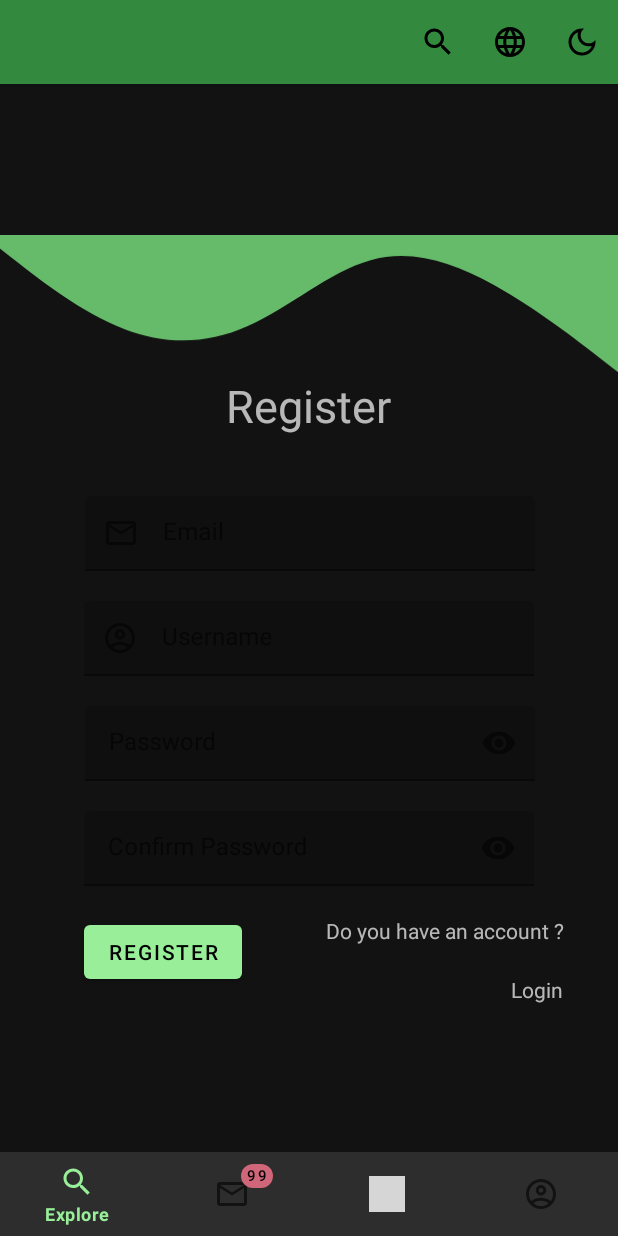
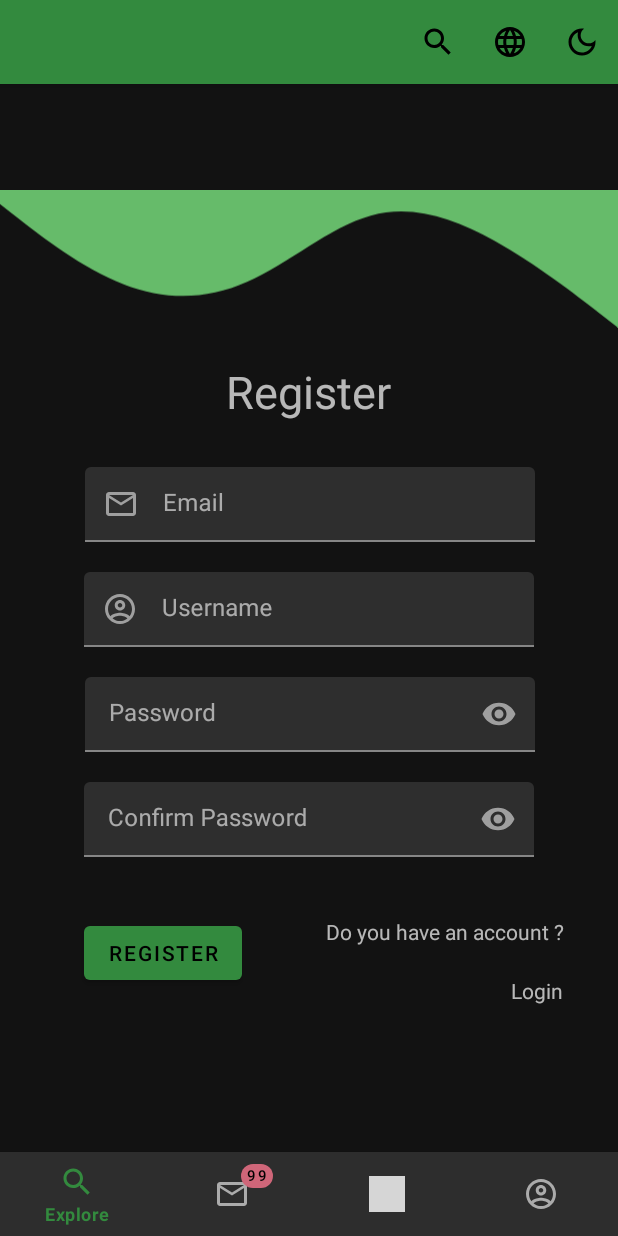
Before and after one commit to kamilDawidowski/RentaHome_MD, an Android app: the RegiserFragment screen opened through its navigation route, on a phone screen of 412 x 824 dp. Run offline under Robolectric (Android 15) with nearby library versions, the phone set to English and light mode, and no system bars; our stand-ins replace navigation-ui; grey boxes are pictures that could not be loaded.

Commit message:
Poprawa Rejestracji i Logowania odnosnie wygladu

```diff
--- a/app/src/main/java/wat/mobilne/renthome/MainActivity.kt
+++ b/app/src/main/java/wat/mobilne/renthome/MainActivity.kt
@@ -27,8 +27,6 @@ import kotlinx.android.synthetic.main.activity_main.*
 
 class MainActivity : AppCompatActivity() {
     private lateinit var navController: NavController
-
-
 
     @Override
     override fun onCreateView(name: String, context: Context, attrs: AttributeSet): View? {
--- a/app/src/main/res/layout/fragment_login.xml
+++ b/app/src/main/res/layout/fragment_login.xml
@@ -12,7 +12,8 @@
     <ImageView
         android:id="@+id/imageView"
         android:layout_width="match_parent"
-        android:layout_height="95dp"
+        android:layout_height="96dp"
+        android:layout_marginBottom="30dp"
         app:layout_constraintBottom_toTopOf="@+id/textInputUsername"
         app:layout_constraintEnd_toEndOf="parent"
         app:layout_constraintStart_toStartOf="parent"
--- a/app/src/main/res/layout/fragment_regiser.xml
+++ b/app/src/main/res/layout/fragment_regiser.xml
@@ -32,7 +32,7 @@
         android:id="@+id/textInputEmail"
         android:layout_width="300dp"
         android:layout_height="50dp"
-        android:layout_marginTop="40dp"
+        android:layout_marginTop="30dp"
         android:hint="@string/hint_email"
         app:layout_constraintEnd_toEndOf="parent"
         app:layout_constraintHorizontal_bias="0.504"
@@ -52,10 +52,10 @@
         android:layout_width="300dp"
         android:layout_height="50dp"
         android:layout_marginTop="20dp"
+        android:hint="@string/Password"
         app:endIconMode="password_toggle"
         app:helperText="@string/helper_text"
         app:helperTextEnabled="true"
-        android:hint="@string/Password"
         app:layout_constraintEnd_toEndOf="parent"
         app:layout_constraintHorizontal_bias="0.504"
         app:layout_constraintStart_toStartOf="parent"
@@ -74,9 +74,11 @@
         android:id="@+id/textInputLayout2"
         android:layout_width="300dp"
         android:layout_height="50dp"
+        android:layout_marginTop="20dp"
+        android:layout_marginBottom="40dp"
         android:hint="@string/confirm_password"
-        android:layout_marginTop="20dp"
         app:endIconMode="password_toggle"
+        app:layout_constraintBottom_toTopOf="@+id/button_Register"
         app:layout_constraintEnd_toEndOf="parent"
         app:layout_constraintStart_toStartOf="parent"
         app:layout_constraintTop_toBottomOf="@+id/textInputLayout"
@@ -95,12 +97,12 @@
         android:id="@+id/button_Register"
         android:layout_width="wrap_content"
         android:layout_height="wrap_content"
-        android:layout_marginTop="20dp"
+        android:layout_marginBottom="40dp"
         android:text="@string/register"
+        app:layout_constraintBottom_toBottomOf="parent"
         app:layout_constraintEnd_toEndOf="parent"
         app:layout_constraintHorizontal_bias="0.183"
-        app:layout_constraintStart_toStartOf="parent"
-        app:layout_constraintTop_toBottomOf="@+id/textInputLayout2" />
+        app:layout_constraintStart_toStartOf="parent" />
 
     <TextView
         android:id="@+id/btnToLogin"
@@ -115,8 +117,10 @@
     <ImageView
         android:id="@+id/imageView2"
         android:layout_width="match_parent"
-        android:layout_height="95dp"
+        android:layout_height="96dp"
+        android:layout_marginBottom="20dp"
         android:src="@drawable/ic_wave2"
+        app:layout_constraintBottom_toTopOf="@+id/textView2"
         app:layout_constraintEnd_toEndOf="parent"
         app:layout_constraintStart_toStartOf="parent"
         app:layout_constraintTop_toTopOf="parent" />
@@ -127,10 +131,10 @@
         android:layout_height="wrap_content"
         android:text="@string/register"
         android:textSize="30sp"
+        app:layout_constraintBottom_toTopOf="@+id/textInputEmail"
         app:layout_constraintEnd_toEndOf="parent"
         app:layout_constraintHorizontal_bias="0.498"
-        app:layout_constraintStart_toStartOf="parent"
-        app:layout_constraintTop_toBottomOf="@+id/imageView2" />
+        app:layout_constraintStart_toStartOf="parent" />
 
     <TextView
         android:id="@+id/btnBacktoLogin"
```
